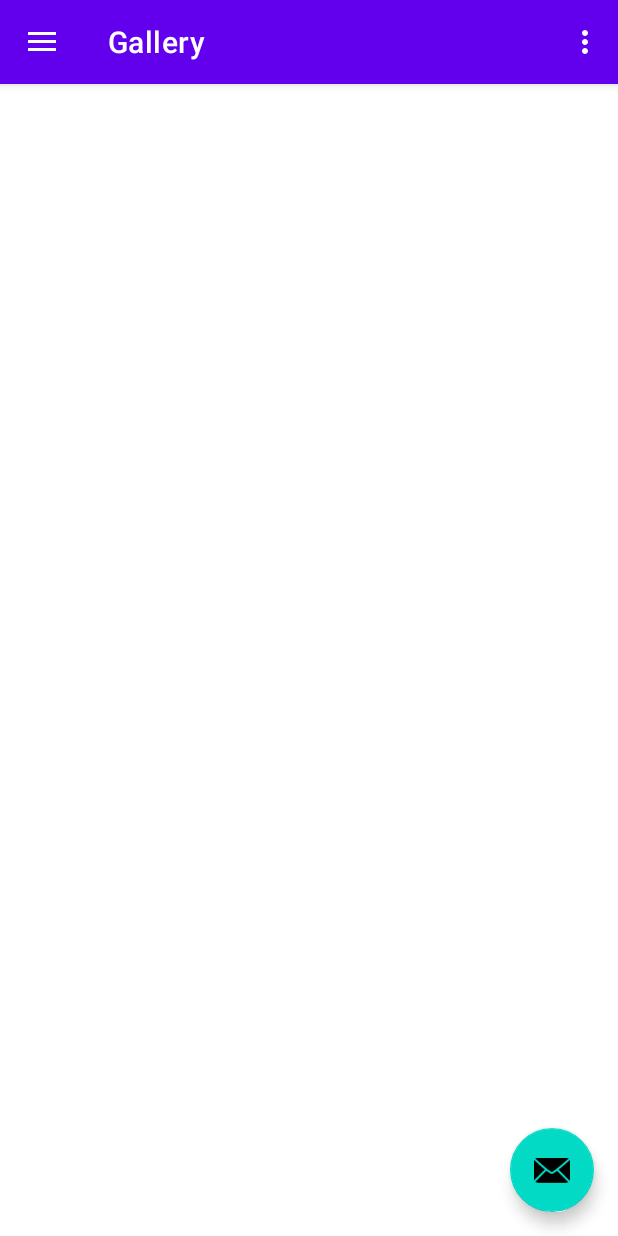
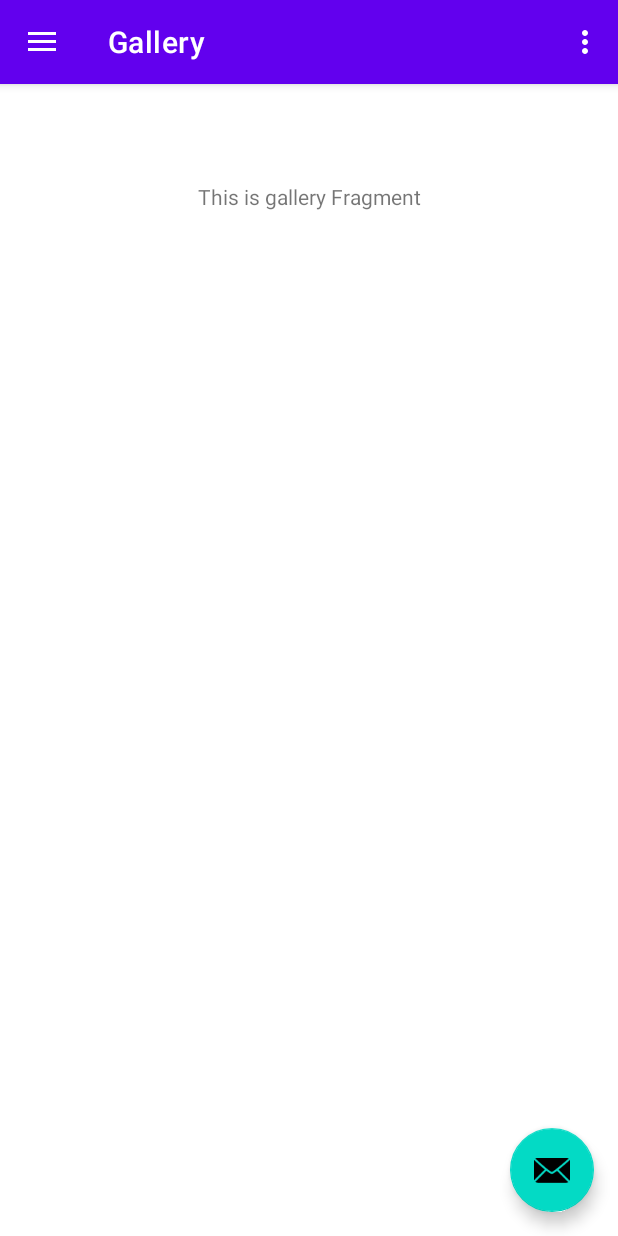
Before and after one commit to s-taku0502/nuka2024_try, an Android app: the screen it shows after launch (MainActivity), in the side drawer, after a tap on "Gallery", on a phone screen of 412 x 824 dp. Run offline under Robolectric (Android 15) with nearby library versions, the phone set to English and light mode, and no system bars; our stand-ins replace navigation-ui.

Commit message:
textGalleryを実装

```diff
--- a/app/src/main/res/layout/fragment_gallery.xml
+++ b/app/src/main/res/layout/fragment_gallery.xml
@@ -3,5 +3,14 @@
     xmlns:app="http://schemas.android.com/apk/res-auto"
     xmlns:tools="http://schemas.android.com/tools"
     android:layout_width="match_parent"
-    android:layout_height="match_parent"
-    tools:context=".ui.gallery.GalleryFragment" />
+    android:layout_height="match_parent">
+
+    <TextView
+        android:id="@+id/text_gallery"
+        android:layout_width="wrap_content"
+        android:layout_height="wrap_content"
+        app:layout_constraintBottom_toBottomOf="parent"
+        app:layout_constraintEnd_toEndOf="parent"
+        app:layout_constraintStart_toStartOf="parent"
+        app:layout_constraintTop_toTopOf="parent" />
+</androidx.constraintlayout.widget.ConstraintLayout>
```
